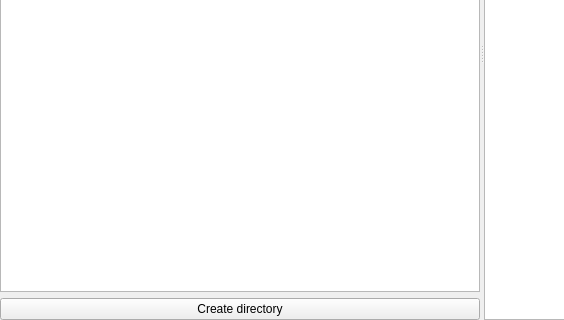
First picture: the form in src/Gui/Directories/GUI_DirectoryView.ui, repository Inferno214221/sayonara-player, before the edit; both pictures show x 0 to 564 and y 215 to 535 of the 964 by 535 pixel window.
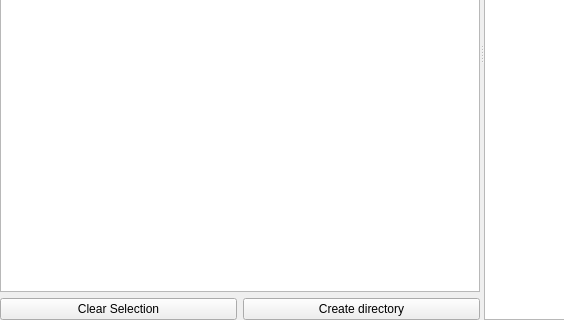
Second picture: the form after the edit. Custom widgets are drawn as their Qt base class.

Commit message: directory view update

What changed in the file:
```diff
--- a/src/Gui/Directories/GUI_DirectoryView.ui
+++ b/src/Gui/Directories/GUI_DirectoryView.ui
@@ -48,6 +48,13 @@
        </item>
        <item>
         <layout class="QHBoxLayout" name="horizontalLayout">
+         <item>
+          <widget class="QPushButton" name="btn_clearSelection">
+           <property name="text">
+            <string notr="true">Clear Selection</string>
+           </property>
+          </widget>
+         </item>
          <item>
           <widget class="QPushButton" name="btn_createDir">
            <property name="text">
```
The commit also changes 3 other files.
